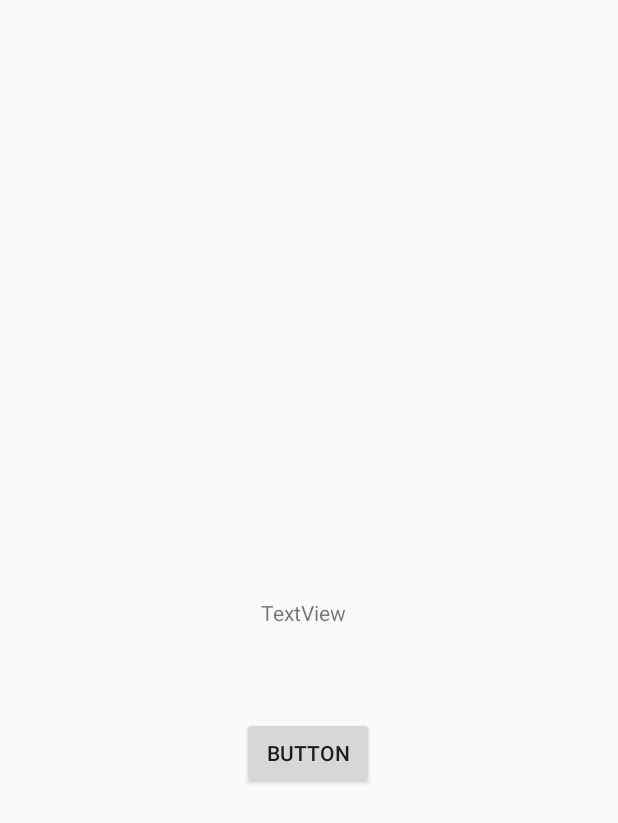
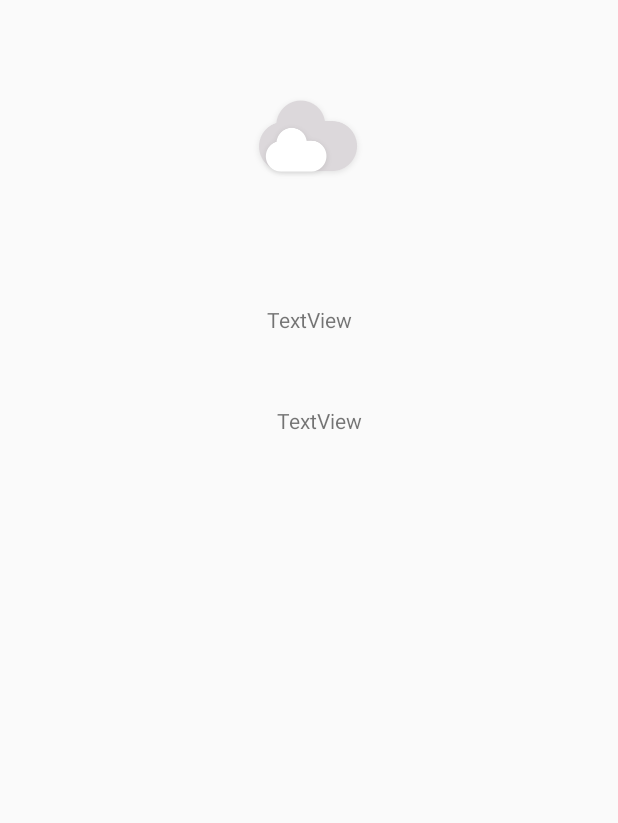
Before and after one commit to chrispconnolly/weatherappfinal, an Android app: the layout activity_weather_details.xml on its own in the app's theme, with its tools: preview values and no code run, on a phone screen of 412 x 824 dp. Shown: the top 823 px of the screen. Run offline under Robolectric (Android 15) with nearby library versions, the phone set to English and light mode, and no system bars; Roboto replaces fonts that are not available here.

Commit message:
Simple Arch Components Example

```diff
--- a/app/src/main/res/layout/activity_weather_details.xml
+++ b/app/src/main/res/layout/activity_weather_details.xml
@@ -7,21 +7,30 @@
         android:layout_height="match_parent"
         tools:context=".WeatherDetailsActivity">
 
+
+    <ImageView
+            android:layout_width="wrap_content"
+            android:layout_height="wrap_content" app:srcCompat="@drawable/cloudy"
+            android:id="@+id/icon" app:layout_constraintStart_toStartOf="parent" android:layout_marginLeft="8dp"
+            android:layout_marginStart="8dp" app:layout_constraintEnd_toEndOf="parent" android:layout_marginEnd="8dp"
+            android:layout_marginRight="8dp" android:layout_marginTop="64dp" app:layout_constraintTop_toTopOf="parent"
+            app:layout_constraintHorizontal_bias="0.498"/>
     <TextView
             android:text="TextView"
             android:layout_width="wrap_content"
             android:layout_height="wrap_content"
-            android:id="@+id/counter_textview" app:layout_constraintStart_toStartOf="parent"
-            app:layout_constraintEnd_toEndOf="parent" android:layout_marginEnd="8dp" android:layout_marginRight="8dp"
-            app:layout_constraintTop_toTopOf="parent" android:layout_marginBottom="8dp"
-            app:layout_constraintBottom_toBottomOf="parent"/>
-    <Button
-            android:text="Button"
+            android:id="@+id/temp_textView" android:layout_marginTop="84dp"
+            app:layout_constraintTop_toBottomOf="@+id/icon" app:layout_constraintStart_toStartOf="parent"
+            android:layout_marginLeft="8dp" android:layout_marginStart="8dp" app:layout_constraintEnd_toEndOf="parent"
+            android:layout_marginEnd="8dp" android:layout_marginRight="8dp"/>
+    <TextView
+            android:text="TextView"
             android:layout_width="wrap_content"
             android:layout_height="wrap_content"
-            android:id="@+id/counter_button" android:layout_marginTop="60dp"
-            app:layout_constraintTop_toBottomOf="@+id/counter_textview" app:layout_constraintEnd_toEndOf="parent"
+            android:id="@+id/summary_textview"
+            app:layout_constraintTop_toBottomOf="@+id/temp_textView" app:layout_constraintEnd_toEndOf="parent"
             android:layout_marginEnd="8dp" android:layout_marginRight="8dp"
             app:layout_constraintStart_toStartOf="parent" android:layout_marginLeft="8dp"
-            android:layout_marginStart="8dp" app:layout_constraintHorizontal_bias="0.498"/>
+            android:layout_marginStart="8dp" android:layout_marginTop="48dp"
+            app:layout_constraintHorizontal_bias="0.52"/>
 </androidx.constraintlayout.widget.ConstraintLayout>
```
Also changed, not shown: app/src/main/java/com/codeathon/weather/WeatherDetailsActivity.kt (+12 -3 lines), app/src/main/java/com/codeathon/weather/WeatherDetailsViewModel.kt (+33 -18 lines).
